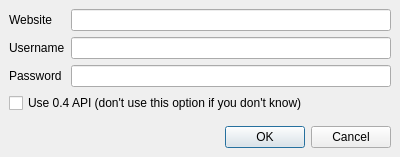
openstreetmap/merkaartor, file UploadMapDialog.ui: the form before one commit.
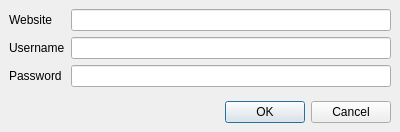
The form after the commit.

```diff
--- a/UploadMapDialog.ui
+++ b/UploadMapDialog.ui
@@ -6,7 +6,7 @@
     <x>0</x>
     <y>0</y>
     <width>400</width>
-    <height>157</height>
+    <height>132</height>
    </rect>
   </property>
   <property name="windowTitle" >
@@ -59,13 +59,6 @@
      </item>
     </layout>
    </item>
-   <item>
-    <widget class="QCheckBox" name="Use04Api" >
-     <property name="text" >
-      <string>Use 0.4 API (don't use this option if you don't know)</string>
-     </property>
-    </widget>
-   </item>
    <item>
     <spacer>
      <property name="orientation" >
```
